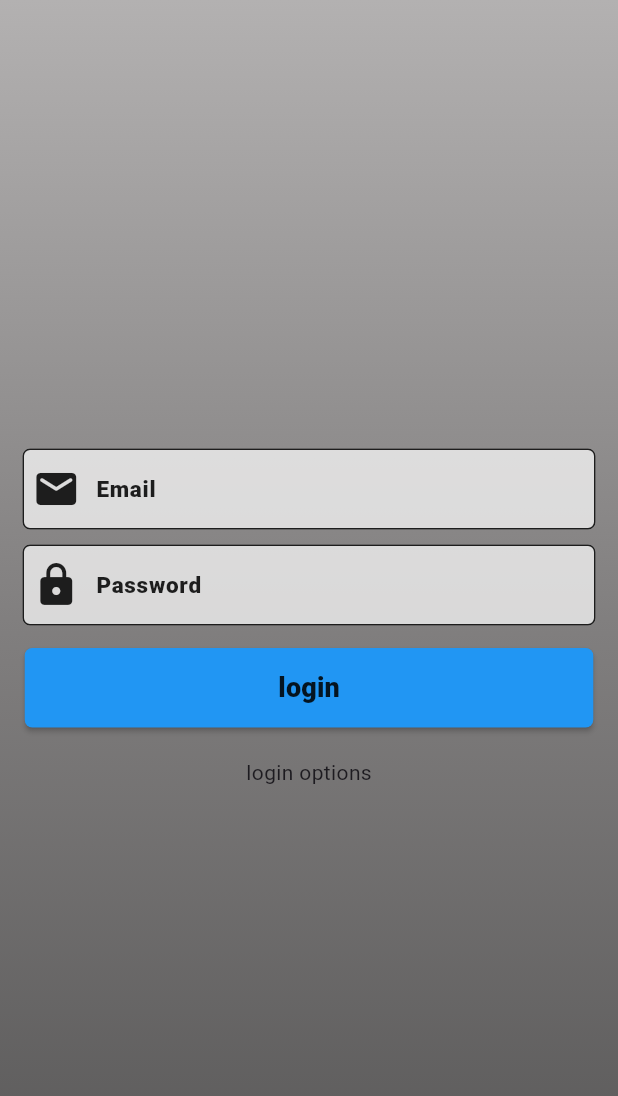
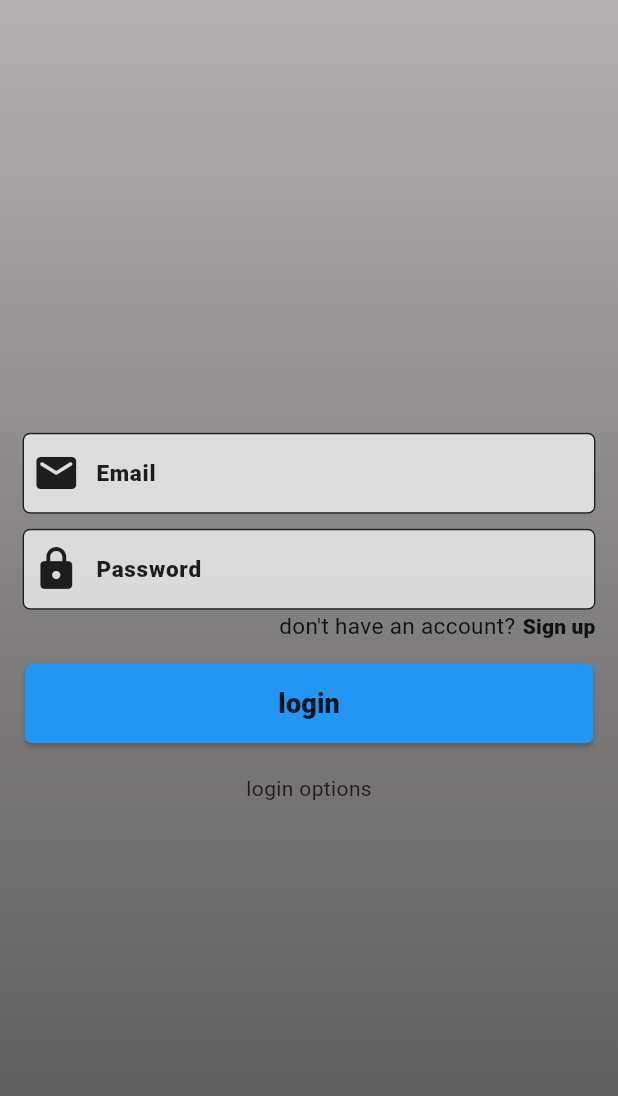
Before and after one commit to mofakkharul-29/p-paper, a Flutter app: the LoginPage screen opened by its route, on a phone screen of 412 x 824 dp. Shown: the top 1096 px of the screen. Run offline on Flutter 3.47's test engine with Material 3 defaults, Android fonts, the phone set to English and light mode, and no system bars; our stand-ins replace cloud_firestore, firebase_auth, firebase_core, flutter_riverpod, go_router, shared_preferences; accounts and stored records are empty.

Commit message:
textbutton added

```diff
--- /dev/null
+++ b/lib/core/utils/custom_text_button.dart
@@ -0,0 +1,36 @@
+import 'package:flutter/material.dart';
+import 'package:p_papper/core/utils/custom_text.dart';
+
+class CustomTextButton extends StatelessWidget {
+  final void Function()? onPressed;
+  final String text;
+  const CustomTextButton({
+    super.key,
+    this.onPressed,
+    required this.text,
+  });
+
+  @override
+  Widget build(BuildContext context) {
+    return TextButton(
+      onPressed: onPressed,
+      style: TextButton.styleFrom(
+        alignment: Alignment.topRight,
+        backgroundColor: Colors.transparent,
+        surfaceTintColor: Colors.transparent,
+        overlayColor: Colors.transparent,
+        iconAlignment: IconAlignment.start,
+        side: BorderSide.none,
+        elevation: 0.0,
+        padding: EdgeInsets.zero,
+        minimumSize: Size.zero,
+        tapTargetSize: MaterialTapTargetSize.shrinkWrap,
+      ),
+      child: CustomText(
+        text: text,
+        color: Colors.black87,
+        fontWeight: FontWeight.w800,
+      ),
+    );
+  }
+}
--- a/lib/features/auth/widgets/log_reg_form.dart
+++ b/lib/features/auth/widgets/log_reg_form.dart
@@ -1,6 +1,7 @@
 import 'package:flutter/material.dart';
 import 'package:p_papper/core/utils/custom_elevated_button.dart';
 import 'package:p_papper/core/utils/custom_text.dart';
+import 'package:p_papper/core/utils/custom_text_button.dart';
 import 'package:p_papper/features/auth/widgets/custom_text_form_field.dart';
 
 class LogRegForm extends StatelessWidget {
@@ -15,16 +16,36 @@ class LogRegForm extends StatelessWidget {
     return Form(
       child: Column(
         children: [
-          CustomTextFormField(
+          const CustomTextFormField(
             icon: Icons.email_rounded,
             labelText: 'Email',
             keyboardType: TextInputType.emailAddress,
           ),
           const SizedBox(height: 10),
-          CustomTextFormField(
+          const CustomTextFormField(
             icon: Icons.lock_rounded,
             labelText: 'Password',
             obscureText: true,
+          ),
+          Row(
+            mainAxisAlignment: MainAxisAlignment.end,
+            crossAxisAlignment: CrossAxisAlignment.baseline,
+            textBaseline: TextBaseline.alphabetic,
+            children: [
+              const CustomText(
+                text: 'don\'t have an account?',
+                color: Colors.black87,
+                fontSize: 15,
+                fontWeight: FontWeight.w400,
+              ),
+              const SizedBox(width: 5),
+              CustomTextButton(
+                onPressed: () {
+                  debugPrint('pressed');
+                },
+                text: 'Sign up',
+              ),
+            ],
           ),
           const SizedBox(height: 15),
           CustomElevatedButton(
@@ -33,9 +54,11 @@ class LogRegForm extends StatelessWidget {
             elevation: 1.5,
             fixedSize: Size(buttonWidth * 0.92, 53),
             shape: RoundedRectangleBorder(
-              borderRadius: BorderRadiusGeometry.circular(5),
+              borderRadius: BorderRadiusGeometry.circular(
+                5,
+              ),
             ),
-            child: CustomText(
+            child: const CustomText(
               text: 'login',
               color: Colors.black87,
               fontSize: 18,
```
